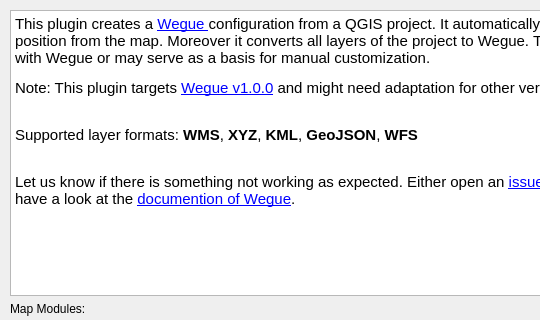
Before: the Qt Designer form qgis2wegue_dialog_base.ui in meggsimum/qgis2wegue, drawn with Qt 5; both pictures show x 0 to 540 and y 0 to 320 of the 801 by 623 pixel window.
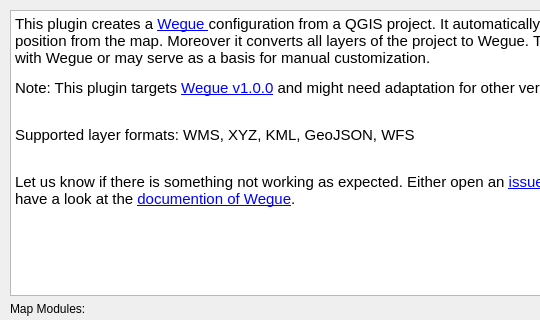
After: the same form once the commit is applied. Custom widgets are drawn as their Qt base class.

Diff of the .ui file:
```diff
--- a/qgis2wegue_dialog_base.ui
+++ b/qgis2wegue_dialog_base.ui
@@ -50,7 +50,7 @@
 &lt;/style&gt;&lt;/head&gt;&lt;body style=&quot; font-family:'Noto Sans'; font-size:9pt; font-weight:400; font-style:normal;&quot;&gt;
 &lt;p style=&quot; margin-top:12px; margin-bottom:12px; margin-left:0px; margin-right:0px; -qt-block-indent:0; text-indent:0px;&quot;&gt;&lt;span style=&quot; font-family:'Cantarell'; font-size:11pt; color:#000000;&quot;&gt;This plugin creates a &lt;/span&gt;&lt;a href=&quot;https://github.com/meggsimum/wegue&quot;&gt;&lt;span style=&quot; font-family:'Cantarell'; font-size:11pt; text-decoration: underline; color:#0000ff;&quot;&gt;Wegue &lt;/span&gt;&lt;/a&gt;&lt;span style=&quot; font-family:'Cantarell'; font-size:11pt; color:#000000;&quot;&gt;configuration from a QGIS project. It automatically reads the zoom level and the position from the map. Moreover it converts all layers of the project to Wegue. This file can either be used directly with Wegue or may serve as a basis for manual customization. &lt;/span&gt;&lt;/p&gt;
 &lt;p style=&quot; margin-top:12px; margin-bottom:12px; margin-left:0px; margin-right:0px; -qt-block-indent:0; text-indent:0px;&quot;&gt;&lt;span style=&quot; font-family:'Cantarell'; font-size:11pt; color:#000000;&quot;&gt;Note: This plugin targets &lt;/span&gt;&lt;a href=&quot;https://github.com/meggsimum/wegue/releases/tag/v1.0.0&quot;&gt;&lt;span style=&quot; font-size:11pt; text-decoration: underline; color:#0000ff;&quot;&gt;Wegue v1.0.0&lt;/span&gt;&lt;/a&gt;&lt;span style=&quot; font-family:'Cantarell'; font-size:11pt; color:#000000;&quot;&gt; and might need adaptation for other versions.&lt;/span&gt;&lt;/p&gt;
-&lt;p style=&quot; margin-top:12px; margin-bottom:12px; margin-left:0px; margin-right:0px; -qt-block-indent:0; text-indent:0px;&quot;&gt;&lt;span style=&quot; font-family:'Cantarell'; font-size:11pt; color:#000000;&quot;&gt;&lt;br /&gt;Supported layer formats: &lt;/span&gt;&lt;span style=&quot; font-family:'Cantarell'; font-size:11pt; font-weight:600; color:#000000;&quot;&gt;WMS&lt;/span&gt;&lt;span style=&quot; font-family:'Cantarell'; font-size:11pt; color:#000000;&quot;&gt;, &lt;/span&gt;&lt;span style=&quot; font-family:'Cantarell'; font-size:11pt; font-weight:600; color:#000000;&quot;&gt;XYZ&lt;/span&gt;&lt;span style=&quot; font-family:'Cantarell'; font-size:11pt; color:#000000;&quot;&gt;, &lt;/span&gt;&lt;span style=&quot; font-family:'Cantarell'; font-size:11pt; font-weight:600; color:#000000;&quot;&gt;KML&lt;/span&gt;&lt;span style=&quot; font-family:'Cantarell'; font-size:11pt; color:#000000;&quot;&gt;, &lt;/span&gt;&lt;span style=&quot; font-family:'Cantarell'; font-size:11pt; font-weight:600; color:#000000;&quot;&gt;GeoJSON&lt;/span&gt;&lt;span style=&quot; font-family:'Cantarell'; font-size:11pt; color:#000000;&quot;&gt;, &lt;/span&gt;&lt;span style=&quot; font-family:'Cantarell'; font-size:11pt; font-weight:600; color:#000000;&quot;&gt;WFS&lt;/span&gt;&lt;/p&gt;
+&lt;p style=&quot; margin-top:12px; margin-bottom:12px; margin-left:0px; margin-right:0px; -qt-block-indent:0; text-indent:0px;&quot;&gt;&lt;span style=&quot; font-family:'Cantarell'; font-size:11pt; color:#000000;&quot;&gt;&lt;br /&gt;Supported layer formats: WMS, XYZ, KML, GeoJSON, WFS&lt;/span&gt;&lt;/p&gt;
 &lt;p style=&quot; margin-top:12px; margin-bottom:12px; margin-left:0px; margin-right:0px; -qt-block-indent:0; text-indent:0px;&quot;&gt;&lt;span style=&quot; font-family:'Cantarell'; font-size:11pt;&quot;&gt;&lt;br /&gt;&lt;/span&gt;&lt;span style=&quot; font-family:'Cantarell'; font-size:11pt; color:#000000;&quot;&gt;Let us know if there is something not working as expected. Either open an &lt;/span&gt;&lt;a href=&quot;https://github.com/meggsimum/qgis2wegue/issues/new&quot;&gt;&lt;span style=&quot; font-family:'Cantarell'; font-size:11pt; text-decoration: underline; color:#0000ff;&quot;&gt;issue on GitHub&lt;/span&gt;&lt;/a&gt;&lt;span style=&quot; font-family:'Cantarell'; font-size:11pt; color:#000000;&quot;&gt; or write us an &lt;/span&gt;&lt;a href=&quot;mailto:info@meggsimum.de&quot;&gt;&lt;span style=&quot; font-family:'Cantarell'; font-size:11pt; text-decoration: underline; color:#0000ff;&quot;&gt;email&lt;/span&gt;&lt;/a&gt;&lt;span style=&quot; font-family:'Cantarell'; font-size:11pt; color:#000000;&quot;&gt;. Also have a look at the &lt;/span&gt;&lt;a href=&quot;http://www.wegue.org&quot;&gt;&lt;span style=&quot; font-size:11pt; text-decoration: underline; color:#0000ff;&quot;&gt;documention of Wegue&lt;/span&gt;&lt;/a&gt;&lt;span style=&quot; font-family:'Cantarell'; font-size:11pt; color:#000000;&quot;&gt;.&lt;/span&gt;&lt;/p&gt;&lt;/body&gt;&lt;/html&gt;</string>
       </property>
       <property name="openExternalLinks">
```
